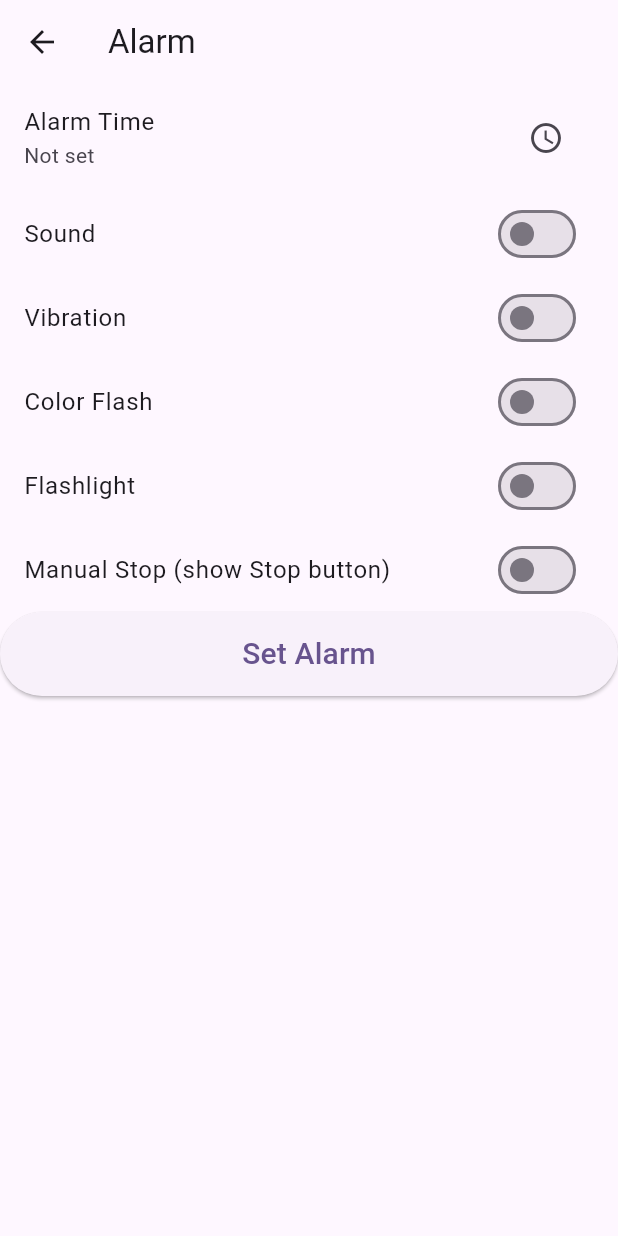
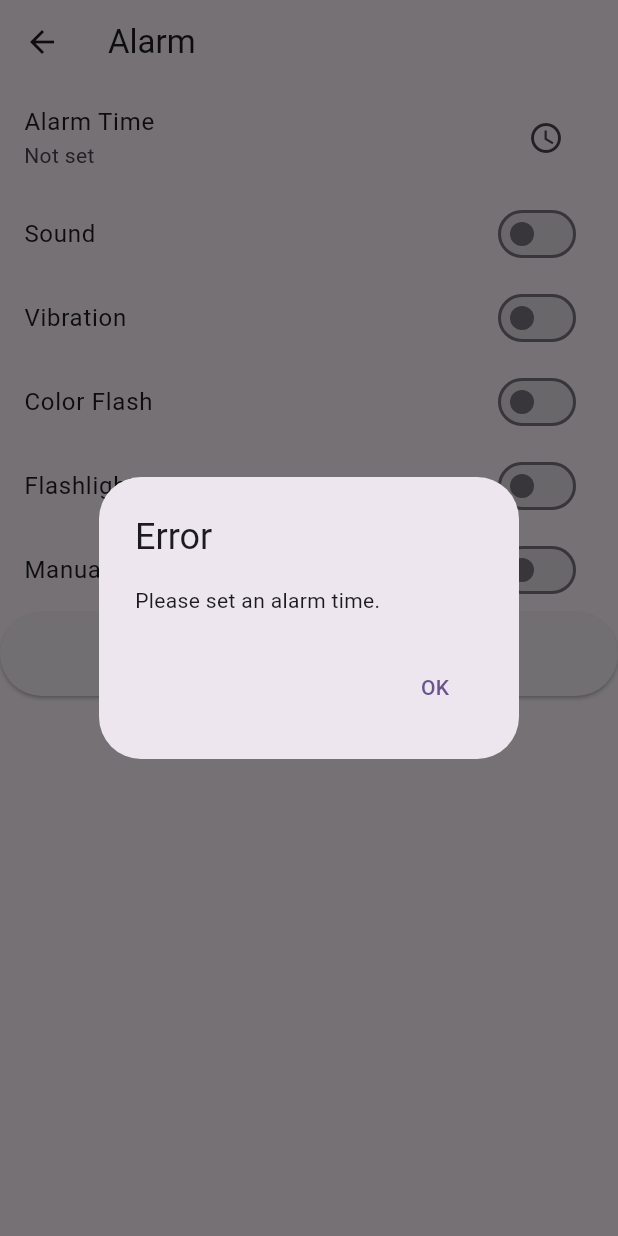
Before and after one commit to RSSerna/za_warudo, a Flutter app: the AlarmPage screen opened directly, after a tap on "Set Alarm", on a phone screen of 412 x 824 dp. Run offline on Flutter 3.47's test engine with Material 3 defaults, Android fonts, the phone set to English and light mode, and no system bars; our stand-ins replace audioplayers, vibration; missing offline and left inert: torch_light.

Commit message:
Added Error Handling

```diff
--- a/lib/alarm_page.dart
+++ b/lib/alarm_page.dart
@@ -14,7 +14,10 @@ class AlarmPage extends StatefulWidget {
 class _AlarmPageState extends State<AlarmPage> {
   void setAlarm() {
     final provider = Provider.of<AlarmProvider>(context, listen: false);
-    if (provider.alarmTime == null) return;
+    if (provider.alarmTime == null) {
+      _showErrorDialog('Please set an alarm time.');
+      return;
+    }
     provider.setAlarmSet(true);
     final now = DateTime.now();
     final alarmDateTime = DateTime(
@@ -30,6 +33,7 @@ class _AlarmPageState extends State<AlarmPage> {
 
     Future.delayed(waitDuration, () async {
       provider.setAlarmSet(false);
+      try {
         await TriggerService.triggerAll(
           context: context,
           sound: provider.sound,
@@ -39,7 +43,26 @@ class _AlarmPageState extends State<AlarmPage> {
           manualStop: provider.manualStop,
         );
         _showAlarmDialog();
+      } catch (e) {
+        _showErrorDialog('Failed to trigger alarm:\n\n${e.toString()}');
+      }
     });
+  }
+
+  void _showErrorDialog(String message) {
+    showDialog(
+      context: context,
+      builder: (context) => AlertDialog(
+        title: const Text('Error'),
+        content: Text(message),
+        actions: [
+          TextButton(
+            onPressed: () => Navigator.pop(context),
+            child: const Text('OK'),
+          ),
+        ],
+      ),
+    );
   }
 
   void _showAlarmDialog() {
```
Also changed, not shown: lib/timer_page.dart (+33 -8 lines). Lines whose indentation alone changed are shown as unchanged.
